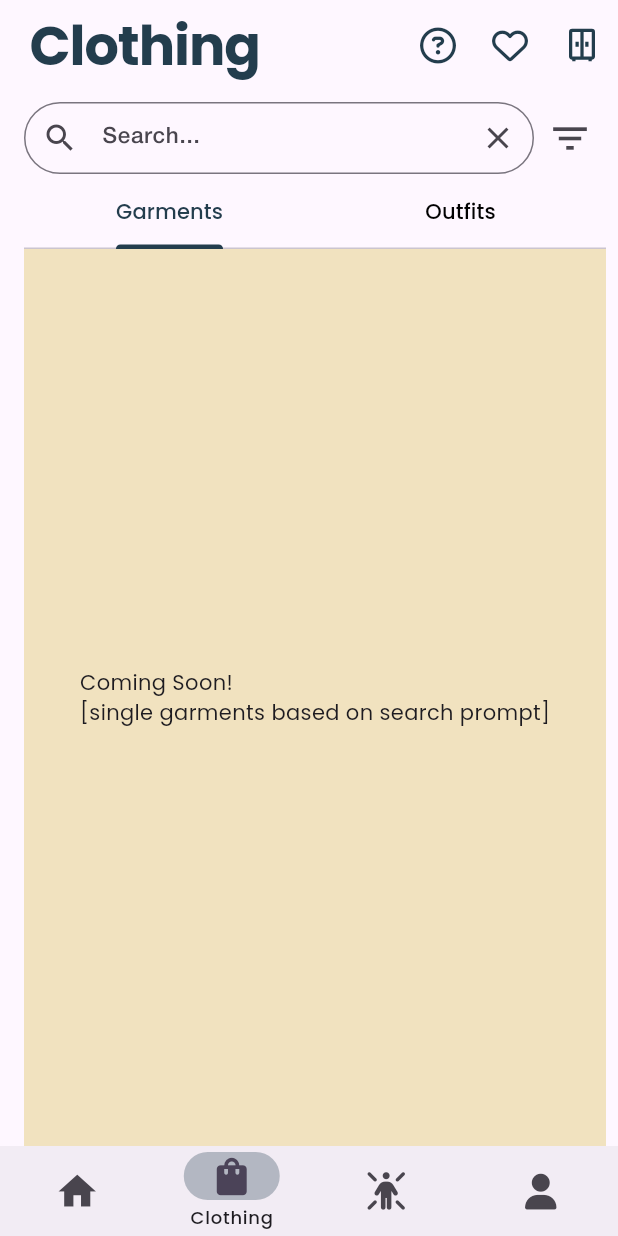
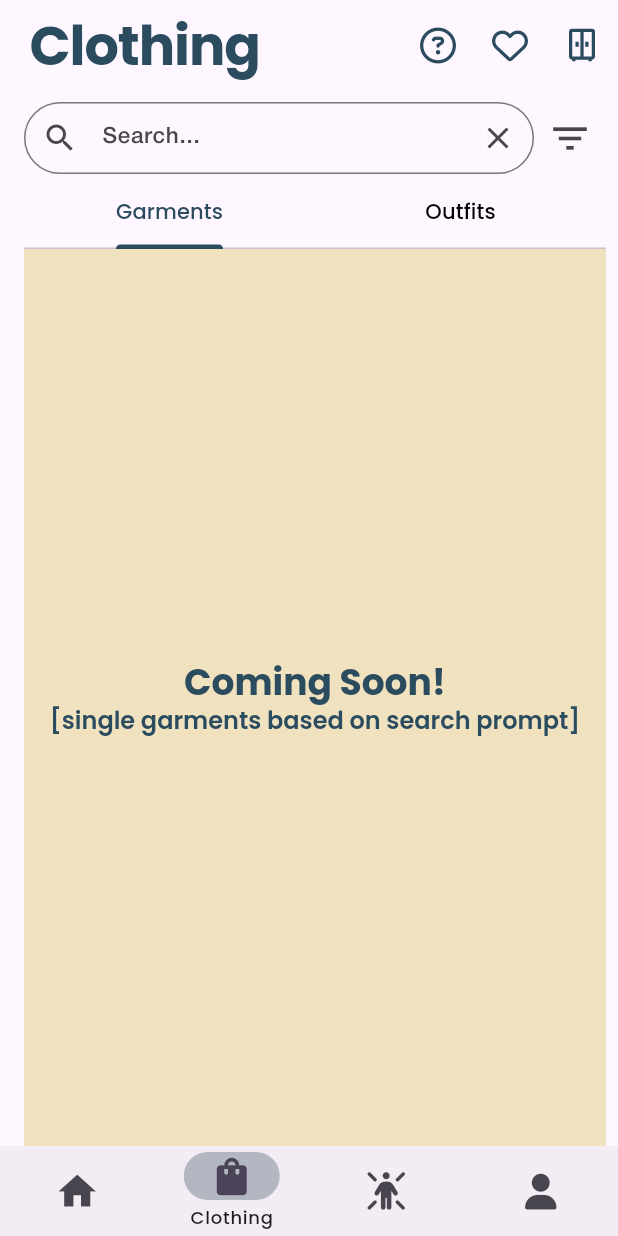
Before and after one commit to saraa-mohamedd/Tayt-Frontend, a Flutter app: the screen it shows after launch, item 2 of the bottom bar chosen, on a phone screen of 412 x 824 dp. Run offline on Flutter 3.47's test engine with Material 3 defaults, Android fonts, the phone set to English and light mode, and no system bars; our stand-ins replace carousel_slider, flutter_svg, font_awesome_flutter, get, image_picker, toggle_switch.

Commit message:
user page, fixes in clothing page and splash screen, ui fixes all over

```diff
--- a/lib/routes/routes.dart
+++ b/lib/routes/routes.dart
@@ -1,6 +1,7 @@
 import 'package:tayt_app/src/screens/splash_screen/splash_screen.dart';
 import 'package:tayt_app/src/screens/home_screen/home_screen.dart';
 import 'package:tayt_app/src/screens/body_screen/body_screen.dart';
+import 'package:tayt_app/src/screens/user_screen/user_screen.dart';
 import 'package:tayt_app/src/widgets/nav_bar.dart';
 import 'package:flutter/cupertino.dart';
 
@@ -9,4 +10,5 @@ final Map<String, WidgetBuilder> routes = {
   HomeScreen.routeName: (context) => const HomeScreen(),
   BodyScreen.routeName: (context) => const BodyScreen(),
   BottomNavBar.routeName: (context) => const BottomNavBar(),
+  UserScreen.routeName: (context) => const UserScreen(),
 };
--- a/lib/src/deps/colors.dart
+++ b/lib/src/deps/colors.dart
@@ -1,6 +1,7 @@
 import 'package:flutter/material.dart';
 
 class AppColors {
-  static const Color primaryColor = Color(0xff233d4d);
-  static const Color secondaryColor = Color.fromARGB(255, 241, 226, 191);
+  // static const Color primaryColor = Color(0xff233d4d);
+  static const Color primaryColor = Color(0xff2B4B5F);
+  static const Color secondaryColor = Color(0xFFF1E2BF);
 }
--- a/lib/src/screens/clothing_screen/clothing_screen.dart
+++ b/lib/src/screens/clothing_screen/clothing_screen.dart
@@ -6,12 +6,11 @@ import 'package:font_awesome_flutter/font_awesome_flutter.dart';
 import 'package:tayt_app/src/screens/clothing_screen/components/body.dart';
 import 'package:flutter_svg/flutter_svg.dart';
 import 'package:tayt_app/src/deps/colors.dart';
-import 'package:tayt_app/src/screens/clothing_screen/components/search_bar.dart';
 
 class ClothingScreen extends StatelessWidget {
   static String routeName = '/clothing-screen';
   ClothingScreen({Key? key}) : super(key: key);
-  final _searchController = TextEditingController();
+
   @override
   Widget build(BuildContext context) {
     return DefaultTabController(
@@ -54,10 +53,6 @@ class ClothingScreen extends StatelessWidget {
                 onPressed: () {},
               )
             ]),
-        // ClothingSearchBar(searchController: _searchController)
-        // body: SingleChildScrollView(
-        //   child: Body(),
-        // ),
         body: Body(),
       ),
     );
--- a/lib/src/screens/clothing_screen/components/body.dart
+++ b/lib/src/screens/clothing_screen/components/body.dart
@@ -1,6 +1,5 @@
 import 'package:flutter/material.dart';
 import 'package:tayt_app/src/deps/colors.dart';
-import 'package:tayt_app/src/screens/clothing_screen/components/tab_view.dart';
 import 'package:tayt_app/src/screens/clothing_screen/components/search_bar.dart';
 
 class Body extends StatelessWidget {
@@ -32,6 +31,14 @@ class Body extends StatelessWidget {
                     indicatorColor: AppColors.primaryColor,
                     labelColor: AppColors.primaryColor,
                     unselectedLabelColor: Colors.black,
+                    splashFactory: NoSplash.splashFactory,
+                    overlayColor: MaterialStateProperty.resolveWith<Color?>(
+                      (Set<MaterialState> states) {
+                        return states.contains(MaterialState.focused)
+                            ? AppColors.secondaryColor
+                            : AppColors.secondaryColor;
+                      },
+                    ),
                     // overlayColor: AppColors.secondaryColor.withOpacity(0.2),
                   ),
                 ),
@@ -46,18 +53,69 @@ class Body extends StatelessWidget {
                       // width: 20,
                       color: AppColors.secondaryColor,
                       child: Center(
-                        child: Text(
-                          'Coming Soon!\n[single garments based on search prompt]',
+                        child: RichText(
+                          textAlign: TextAlign.center,
+                          text: TextSpan(children: [
+                            TextSpan(
+                              text: 'Coming Soon!\n',
+                              style: Theme.of(context)
+                                  .textTheme
+                                  .headlineMedium!
+                                  .copyWith(
+                                    color: AppColors.primaryColor,
+                                    fontSize: 24,
+                                    fontFamily: 'Poppins',
+                                    fontWeight: FontWeight.w700,
+                                  ),
+                            ),
+                            TextSpan(
+                              text: '[single garments based on search prompt]',
+                              style: Theme.of(context)
+                                  .textTheme
+                                  .headlineMedium!
+                                  .copyWith(
+                                    color: AppColors.primaryColor,
+                                    fontSize: 16,
+                                    fontFamily: 'Poppins',
+                                    fontWeight: FontWeight.w600,
+                                  ),
+                            ),
+                          ]),
                         ),
                       ),
                     ),
-
                     // second tab bar viiew widget
                     Container(
                       color: AppColors.secondaryColor,
                       child: Center(
-                        child: Text(
-                          'Coming Soon!\n[Entire outfits based on search prompt]',
+                        child: RichText(
+                          textAlign: TextAlign.center,
+                          text: TextSpan(children: [
+                            TextSpan(
+                              text: 'Coming Soon!\n',
+                              style: Theme.of(context)
+                                  .textTheme
+                                  .headlineMedium!
+                                  .copyWith(
+                                    color: AppColors.primaryColor,
+                                    fontSize: 24,
+                                    fontFamily: 'Poppins',
+                                    fontWeight: FontWeight.w700,
+                                  ),
+                            ),
+                            TextSpan(
+                              text: '[entire outfits based on search prompt]',
+                              style: Theme.of(context)
+                                  .textTheme
+                                  .headlineMedium!
+                                  .copyWith(
+                                    color: AppColors.primaryColor,
+                                    fontSize: 16,
+                                    fontFamily: 'Poppins',
+                                    fontWeight: FontWeight.w600,
+                                  ),
+                            ),
+                          ]),
                         ),
                       ),
                     ),
@@ -66,20 +124,6 @@ class Body extends StatelessWidget {
               ),
             ],
           ),
-          // ClothingTabs(),
-          // TabBar(
-          //   controller: tabController,
-          //   tabs: [
-          //     Tab(
-          //       text: 'Garments',
-          //     ),
-          //     Tab(
-          //       text: 'Outfits',
-          //     ),
-          //   ],
-          //   labelColor: Colors.black,
-          // ),
-          // ClothingTabs()
         ));
   }
 }
--- a/lib/src/screens/home_screen/components/body.dart
+++ b/lib/src/screens/home_screen/components/body.dart
@@ -1,4 +1,5 @@
 import 'package:flutter/material.dart';
+import 'package:tayt_app/src/deps/colors.dart';
 import 'package:tayt_app/src/screens/home_screen/components/carousel.dart';
 
 class Body extends StatelessWidget {
@@ -24,62 +25,71 @@ class Body extends StatelessWidget {
             Text(
               'Trending Themes',
               style: Theme.of(context).textTheme.headlineMedium!.copyWith(
-                    color: Colors.black,
-                    fontSize: 22,
+                    color: AppColors.primaryColor,
+                    fontSize: 20,
                     fontFamily: 'Helvetica Neue',
-                    fontWeight: FontWeight.w500,
+                    fontWeight: FontWeight.w600,
                   ),
             ),
             const SizedBox(
-              height: 15,
+              height: 10,
             ),
             CustomCarousel(
               banners: [
-                'assets/images/splash_screen_bg.jpg',
-                'assets/images/splash_screen_bg.jpg',
-                'assets/images/splash_screen_bg.jpg'
+                'assets/images/secondarycolor_swatch.png',
+                'assets/images/secondarycolor_swatch.png',
+                'assets/images/secondarycolor_swatch.png',
+                'assets/images/secondarycolor_swatch.png',
               ],
-              width: 370,
+              width: 348,
               height: 200,
+              viewportFraction: 0.95,
             ),
             const SizedBox(
               height: 20,
             ),
             const Text('Trending Products',
                 style: TextStyle(
-                    fontSize: 22,
+                    fontSize: 20,
                     fontFamily: 'Helvetica Neue',
-                    fontWeight: FontWeight.w500,
-                    color: Colors.black)),
+                    fontWeight: FontWeight.w600,
+                    color: AppColors.primaryColor)),
             const SizedBox(
-              height: 15,
+              height: 10,
             ),
             CustomCarousel(
                 banners: [
-                  'assets/images/splash_screen_bg.jpg',
-                  'assets/images/splash_screen_bg.jpg',
-                  'assets/images/splash_screen_bg.jpg'
+                  'assets/images/secondarycolor_swatch.png',
+                  'assets/images/secondarycolor_swatch.png',
+                  'assets/images/secondarycolor_swatch.png',
                 ],
-                height: 120,
+                height: 130,
                 width: 150,
                 hasIndicator: false,
-                viewportFraction: 0.45),
+                viewportFraction: 0.42,
+                infscroll: false),
             SizedBox(
               height: 15,
             ),
             Text('Recommended For You',
                 style: Theme.of(context).textTheme.headlineMedium!.copyWith(
-                      color: Colors.black,
-                      fontSize: 22,
+                      color: AppColors.primaryColor,
+                      fontSize: 20,
                       fontFamily: 'Helvetica Neue',
-                      fontWeight: FontWeight.w500,
+                      fontWeight: FontWeight.w600,
                     )),
-            SizedBox(height: 20),
-            CustomCarousel(banners: [
-              'assets/images/splash_screen_bg.jpg',
-              'assets/images/splash_screen_bg.jpg',
-              'assets/images/splash_screen_bg.jpg'
-            ]),
+            const SizedBox(height: 10),
+            CustomCarousel(
+              banners: [
+                'assets/images/secondarycolor_swatch.png',
+                'assets/images/secondarycolor_swatch.png',
+                'assets/images/secondarycolor_swatch.png',
+              ],
+              width: 150,
+              height: 130,
+              infscroll: true,
+              viewportFraction: 0.42,
+            ),
           ],
         ));
   }
--- a/lib/src/screens/home_screen/components/carousel.dart
+++ b/lib/src/screens/home_screen/components/carousel.dart
@@ -13,6 +13,7 @@ class CustomCarousel extends StatelessWidget {
     this.height,
     this.viewportFraction = 0.95,
     this.hasIndicator = true,
+    this.infscroll = true,
     super.key,
   });
 
@@ -20,6 +21,7 @@ class CustomCarousel extends StatelessWidget {
   final double viewportFraction;
   final double? width, height;
   final List<String> banners;
+  final bool? infscroll;
 
   @override
   Widget build(BuildContext context) {
@@ -38,7 +40,7 @@ class CustomCarousel extends StatelessWidget {
             viewportFraction: viewportFraction,
             onPageChanged: (index, _) => controller.updateIndex(index),
             height: height,
-            enableInfiniteScroll: false,
+            enableInfiniteScroll: infscroll!,
             padEnds: false,
           ),
         ),
--- a/lib/src/screens/splash_screen/components/body.dart
+++ b/lib/src/screens/splash_screen/components/body.dart
@@ -1,4 +1,5 @@
 import 'package:flutter/material.dart';
+import 'package:tayt_app/src/deps/colors.dart';
 import 'package:tayt_app/src/widgets/nav_bar.dart';
 
 class Body extends StatelessWidget {
@@ -25,11 +26,11 @@ class Body extends StatelessWidget {
           vertical: 40,
         ),
         decoration: const BoxDecoration(
-          image: DecorationImage(
-            image: AssetImage('assets/images/splash_screen_bg.jpg'),
-            fit: BoxFit.cover,
-          ),
-          // color: Color.fromARGB(255, 100, 72, 92),
+          // image: DecorationImage(
+          //   image: AssetImage('assets/images/splash_screen_bg.jpg'),
+          //   fit: BoxFit.cover,
+          // ),
+          color: AppColors.secondaryColor,
         ),
         child: Column(
           mainAxisAlignment: MainAxisAlignment.end,
@@ -45,7 +46,7 @@ class Body extends StatelessWidget {
             Text(
               'Tayt',
               style: Theme.of(context).textTheme.displayLarge!.copyWith(
-                    color: Colors.white,
+                    color: AppColors.primaryColor,
                     fontSize: 90,
                     fontWeight: FontWeight.bold,
                   ),
@@ -55,7 +56,7 @@ class Body extends StatelessWidget {
               child: Text(
                 'Ready to revolutionize your\nshopping experience?',
                 style: Theme.of(context).textTheme.headlineSmall!.copyWith(
-                      color: const Color(0xFFBDBDBD),
+                      color: AppColors.primaryColor.withOpacity(0.8),
                       fontFamily: 'Helvetica Neue',
                     ),
               ),
--- a/lib/src/widgets/nav_bar.dart
+++ b/lib/src/widgets/nav_bar.dart
@@ -4,6 +4,7 @@ import 'package:font_awesome_flutter/font_awesome_flutter.dart';
 import 'package:flutter/material.dart';
 import 'package:tayt_app/src/screens/home_screen/home_screen.dart';
 import 'package:tayt_app/src/screens/body_mesh_screen/body_mesh_screen.dart';
+import 'package:tayt_app/src/screens/user_screen/user_screen.dart';
 import 'package:tayt_app/src/screens/body_screen/body_screen.dart';
 import 'package:tayt_app/src/screens/clothing_screen/clothing_screen.dart';
 
@@ -14,7 +15,7 @@ class NavigationController extends GetxController {
     HomeScreen(),
     ClothingScreen(),
     BodyScreen(),
-    Container(color: Colors.yellow),
+    UserScreen(),
   ];
 }
 
```
Also changed, not shown: lib/src/screens/clothing_screen/components/tab_view.dart (deleted, +0 -70 lines), lib/src/screens/user_screen/components/body.dart (added, +236 -0 lines), lib/src/screens/user_screen/user_screen.dart (added, +37 -0 lines), assets/images/primarycolor_swatch.png (added), assets/images/secondarycolor_swatch.png (added), assets/images/user_icon.png (added).
